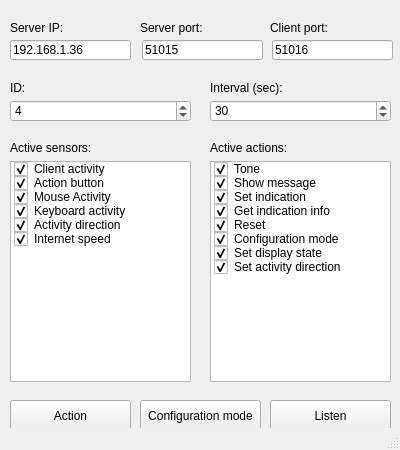
The window that PC_CStation_Client/mainwindow.ui (Pvg08/CStationClient_DS_PC) describes before a commit, drawn with Qt 5.
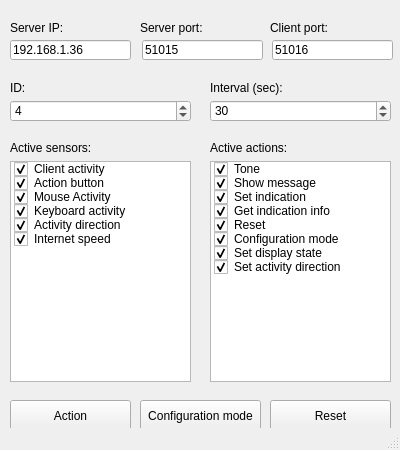
The same window after the commit.

```diff
--- a/PC_CStation_Client/mainwindow.ui
+++ b/PC_CStation_Client/mainwindow.ui
@@ -102,7 +102,7 @@
      </rect>
     </property>
     <property name="text">
-     <string>Listen</string>
+     <string>Reset</string>
     </property>
    </widget>
    <widget class="QLabel" name="label_4">
```
